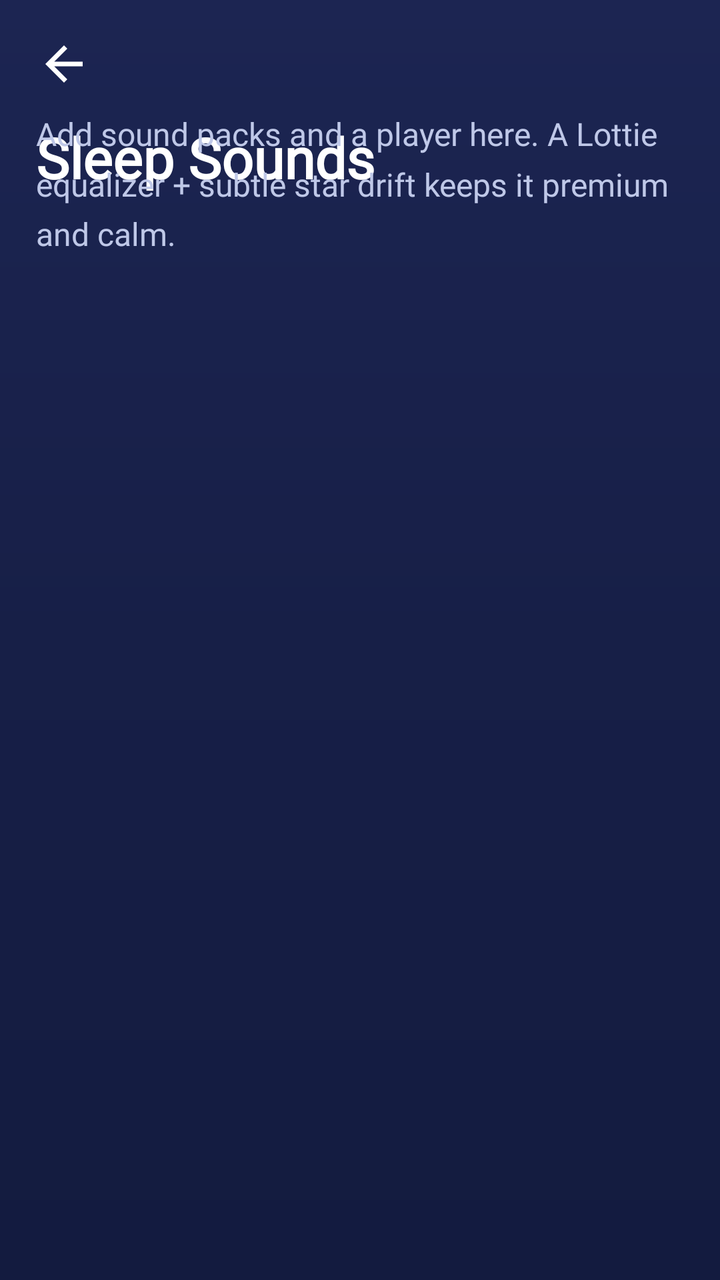
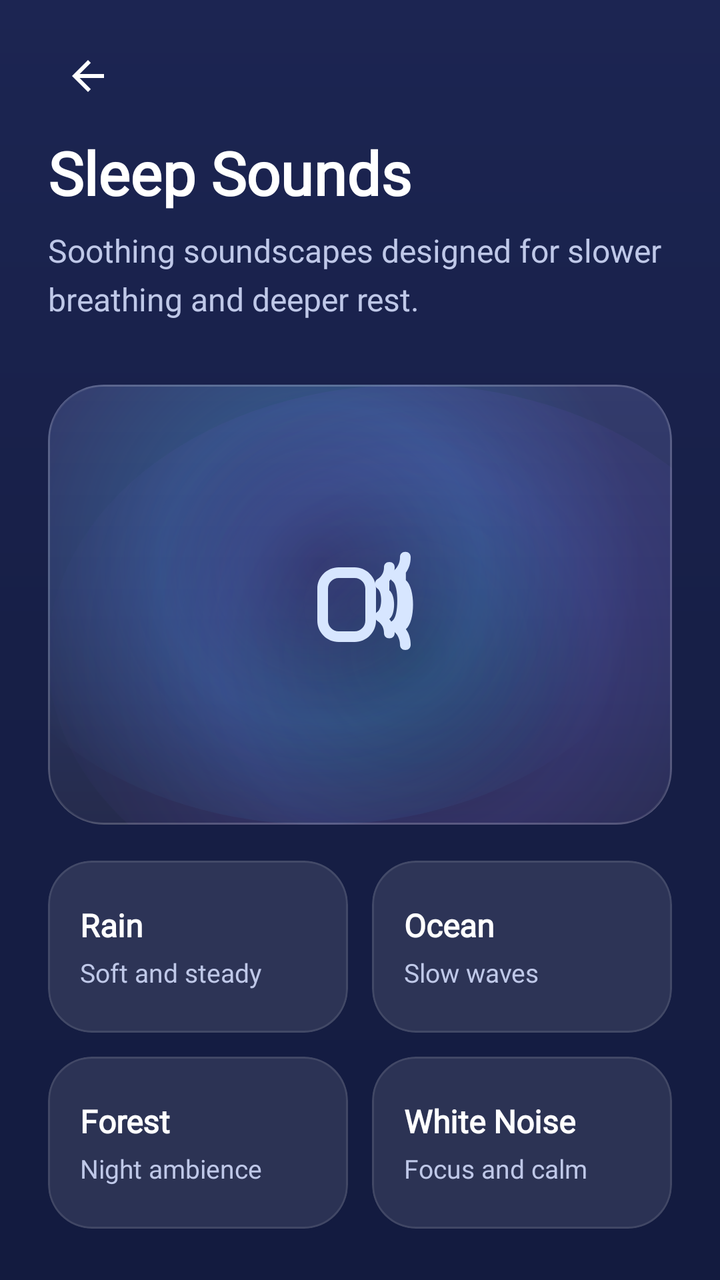

The first picture is an Android layout as it rendered before a commit; the second is the same layout after the commit. The layout source and the unified diff follow.
<!-- AndroidManifest.xml: activity theme Theme.LucidDreams.Patterns -->
<!-- res/layout/activity_sleep_sounds.xml -->
<?xml version="1.0" encoding="utf-8"?>
<androidx.constraintlayout.widget.ConstraintLayout xmlns:android="http://schemas.android.com/apk/res/android"
    xmlns:app="http://schemas.android.com/apk/res-auto"
    android:id="@+id/simple_root"
    android:layout_width="match_parent"
    android:layout_height="match_parent"
    android:background="@drawable/bg_main_gradient">

    <ImageView
        android:id="@+id/simple_back"
        android:layout_width="28dp"
        android:layout_height="28dp"
        android:layout_marginStart="18dp"
        android:layout_marginTop="18dp"
        android:src="@drawable/ic_back"
        android:contentDescription="Back"
        app:tint="@color/text_primary"
        app:layout_constraintStart_toStartOf="parent"
        app:layout_constraintTop_toTopOf="parent" />

    <TextView
        android:layout_width="0dp"
        android:layout_height="wrap_content"
        android:layout_marginTop="14dp"
        android:layout_marginStart="18dp"
        android:layout_marginEnd="18dp"
        android:text="Sleep Sounds"
        android:textColor="@color/text_primary"
        android:textSize="28sp"
        android:textStyle="bold"
        android:fontFamily="@font/poppins"
        app:layout_constraintTop_toBottomOf="@id/simple_back"
        app:layout_constraintStart_toStartOf="parent"
        app:layout_constraintEnd_toEndOf="parent" />

    <TextView
        android:layout_width="0dp"
        android:layout_height="wrap_content"
        android:layout_marginTop="10dp"
        android:layout_marginStart="18dp"
        android:layout_marginEnd="18dp"
        android:text="Add sound packs and a player here. A Lottie equalizer + subtle star drift keeps it premium and calm."
        android:textColor="@color/text_secondary"
        android:textSize="16sp"
        android:fontFamily="@font/poppins"
        android:lineSpacingMultiplier="1.3"
        app:layout_constraintTop_toBottomOf="@id/simple_back"
        app:layout_constraintStart_toStartOf="parent"
        app:layout_constraintEnd_toEndOf="parent"
        app:layout_constraintVertical_bias="0.18" />

</androidx.constraintlayout.widget.ConstraintLayout>
<!-- resources referenced by this layout -->
<resources>
  <color name="text_primary">#FFFFFF</color>
  <color name="text_secondary">#BFC8E8</color>
  <color name="gradient_top">#1C2552</color>
  <color name="gradient_mid">#171F47</color>
  <color name="gradient_bottom">#131B3F</color>
  <style name="Base.Theme.LucidDreams" parent="Theme.Material3.DayNight.NoActionBar">
          
          
      </style>
  <style name="CustomDatePickerCancelButton" parent="Widget.Material3.Button.TextButton">
          <item name="android:textColor">#C5CAE9</item>
      </style>
  <style name="CustomCalendarDay" parent="Widget.Material3.MaterialCalendar.Day">
          <item name="itemTextColor">#C5CAE9</item>
      </style>
  <!-- unchanged entries left out for length: 9 -->
</resources>

<!-- the commit's change to res/layout/activity_sleep_sounds.xml (unified diff, before → after) -->
@@ -6,47 +6,273 @@
     android:layout_height="match_parent"
     android:background="@drawable/bg_main_gradient">
 
-    <ImageView
-        android:id="@+id/simple_back"
-        android:layout_width="28dp"
-        android:layout_height="28dp"
-        android:layout_marginStart="18dp"
-        android:layout_marginTop="18dp"
-        android:src="@drawable/ic_back"
-        android:contentDescription="Back"
-        app:tint="@color/text_primary"
+    <androidx.core.widget.NestedScrollView
+        android:id="@+id/scroll"
+        android:layout_width="0dp"
+        android:layout_height="0dp"
+        android:fillViewport="true"
+        android:overScrollMode="never"
+        android:scrollbars="none"
+        app:layout_constraintTop_toTopOf="parent"
+        app:layout_constraintBottom_toBottomOf="parent"
         app:layout_constraintStart_toStartOf="parent"
-        app:layout_constraintTop_toTopOf="parent" />
-
-    <TextView
-        android:layout_width="0dp"
-        android:layout_height="wrap_content"
-        android:layout_marginTop="14dp"
-        android:layout_marginStart="18dp"
-        android:layout_marginEnd="18dp"
-        android:text="Sleep Sounds"
-        android:textColor="@color/text_primary"
-        android:textSize="28sp"
-        android:textStyle="bold"
-        android:fontFamily="@font/poppins"
-        app:layout_constraintTop_toBottomOf="@id/simple_back"
-        app:layout_constraintStart_toStartOf="parent"
-        app:layout_constraintEnd_toEndOf="parent" />
-
-    <TextView
-        android:layout_width="0dp"
-        android:layout_height="wrap_content"
-        android:layout_marginTop="10dp"
-        android:layout_marginStart="18dp"
-        android:layout_marginEnd="18dp"
-        android:text="Add sound packs and a player here. A Lottie equalizer + subtle star drift keeps it premium and calm."
-        android:textColor="@color/text_secondary"
-        android:textSize="16sp"
-        android:fontFamily="@font/poppins"
-        android:lineSpacingMultiplier="1.3"
-        app:layout_constraintTop_toBottomOf="@id/simple_back"
-        app:layout_constraintStart_toStartOf="parent"
-        app:layout_constraintEnd_toEndOf="parent"
-        app:layout_constraintVertical_bias="0.18" />
+        app:layout_constraintEnd_toEndOf="parent">
+
+        <LinearLayout
+            android:layout_width="match_parent"
+            android:layout_height="wrap_content"
+            android:orientation="vertical"
+            android:paddingStart="24dp"
+            android:paddingEnd="24dp"
+            android:paddingTop="10dp"
+            android:paddingBottom="28dp">
+
+            <LinearLayout
+                android:layout_width="match_parent"
+                android:layout_height="56dp"
+                android:gravity="center_vertical"
+                android:orientation="horizontal">
+
+                <ImageView
+                    android:id="@+id/simple_back"
+                    android:layout_width="40dp"
+                    android:layout_height="40dp"
+                    android:padding="8dp"
+                    android:src="@drawable/ic_back"
+                    android:contentDescription="Back"
+                    android:background="?attr/selectableItemBackgroundBorderless"
+                    app:tint="@color/text_primary" />
+            </LinearLayout>
+
+            <TextView
+                android:id="@+id/title"
+                android:layout_width="match_parent"
+                android:layout_height="wrap_content"
+                android:text="Sleep Sounds"
+                android:textColor="@color/text_primary"
+                android:textSize="30sp"
+                android:textStyle="bold"
+                android:fontFamily="@font/poppins" />
+
+            <TextView
+                android:id="@+id/subtitle"
+                android:layout_width="match_parent"
+                android:layout_height="wrap_content"
+                android:layout_marginTop="8dp"
+                android:text="Soothing soundscapes designed for slower breathing and deeper rest."
+                android:textColor="@color/text_secondary"
+                android:textSize="16sp"
+                android:fontFamily="@font/poppins"
+                android:lineSpacingMultiplier="1.25" />
+
+            <com.google.android.material.card.MaterialCardView
+                android:layout_width="match_parent"
+                android:layout_height="220dp"
+                android:layout_marginTop="32dp"
+                app:cardCornerRadius="28dp"
+                app:cardElevation="0dp"
+                app:cardBackgroundColor="@android:color/transparent"
+                app:strokeColor="#1AFFFFFF"
+                app:strokeWidth="1dp">
+
+                <FrameLayout
+                    android:layout_width="match_parent"
+                    android:layout_height="match_parent"
+                    android:background="@drawable/bg_calm_actions_panel">
+
+                    <View
+                        android:layout_width="220dp"
+                        android:layout_height="220dp"
+                        android:layout_gravity="center"
+                        android:alpha="0.26"
+                        android:background="@drawable/bg_calm_particle_cyan" />
+
+                    <ImageView
+                        android:layout_width="64dp"
+                        android:layout_height="64dp"
+                        android:layout_gravity="center"
+                        android:src="@drawable/ic_sleep_sounds"
+                        app:tint="#D7E6FF"
+                        android:contentDescription="Sleep sounds animation placeholder" />
+                </FrameLayout>
+            </com.google.android.material.card.MaterialCardView>
+
+            
+            <LinearLayout
+                android:layout_width="match_parent"
+                android:layout_height="wrap_content"
+                android:layout_marginTop="18dp"
+                android:orientation="vertical">
+
+                <LinearLayout
+                    android:layout_width="match_parent"
+                    android:layout_height="wrap_content"
+                    android:orientation="horizontal">
+
+                    <com.google.android.material.card.MaterialCardView
+                        android:layout_width="0dp"
+                        android:layout_height="86dp"
+                        android:layout_weight="1"
+                        app:cardCornerRadius="22dp"
+                        app:cardElevation="0dp"
+                        app:cardBackgroundColor="#1AFFFFFF"
+                        app:strokeColor="#1AFFFFFF"
+                        app:strokeWidth="1dp">
+                        <LinearLayout
+                            android:layout_width="match_parent"
+                            android:layout_height="match_parent"
+                            android:orientation="vertical"
+                            android:gravity="center_vertical"
+                            android:padding="16dp">
+                            <TextView
+                                android:layout_width="wrap_content"
+                                android:layout_height="wrap_content"
+                                android:text="Rain"
+                                android:textColor="@color/text_primary"
+                                android:textSize="16sp"
+                                android:textStyle="bold"
+                                android:fontFamily="@font/poppins" />
+                            <TextView
+                                android:layout_width="wrap_content"
+                                android:layout_height="wrap_content"
+                                android:layout_marginTop="4dp"
+                                android:text="Soft and steady"
+                                android:textColor="@color/text_secondary"
+                                android:textSize="13sp"
+                                android:fontFamily="@font/poppins" />
+                        </LinearLayout>
+                    </com.google.android.material.card.MaterialCardView>
+
+                    <com.google.android.material.card.MaterialCardView
+                        android:layout_width="0dp"
+                        android:layout_height="86dp"
+                        android:layout_weight="1"
+                        android:layout_marginStart="12dp"
+                        app:cardCornerRadius="22dp"
+                        app:cardElevation="0dp"
+                        app:cardBackgroundColor="#1AFFFFFF"
+                        app:strokeColor="#1AFFFFFF"
+                        app:strokeWidth="1dp">
+                        <LinearLayout
+                            android:layout_width="match_parent"
+                            android:layout_height="match_parent"
+                            android:orientation="vertical"
+                            android:gravity="center_vertical"
+                            android:padding="16dp">
+                            <TextView
+                                android:layout_width="wrap_content"
+                                android:layout_height="wrap_content"
+                                android:text="Ocean"
+                                android:textColor="@color/text_primary"
+                                android:textSize="16sp"
+                                android:textStyle="bold"
+                                android:fontFamily="@font/poppins" />
+                            <TextView
+                                android:layout_width="wrap_content"
+                                android:layout_height="wrap_content"
+                                android:layout_marginTop="4dp"
+                                android:text="Slow waves"
+                                android:textColor="@color/text_secondary"
+                                android:textSize="13sp"
+                                android:fontFamily="@font/poppins" />
+                        </LinearLayout>
+                    </com.google.android.material.card.MaterialCardView>
+                </LinearLayout>
+
+                <LinearLayout
+                    android:layout_width="match_parent"
+                    android:layout_height="wrap_content"
+                    android:layout_marginTop="12dp"
+                    android:orientation="horizontal">
+
+                    <com.google.android.material.card.MaterialCardView
+                        android:layout_width="0dp"
+                        android:layout_height="86dp"
+                        android:layout_weight="1"
+                        app:cardCornerRadius="22dp"
+                        app:cardElevation="0dp"
+                        app:cardBackgroundColor="#1AFFFFFF"
+                        app:strokeColor="#1AFFFFFF"
+                        app:strokeWidth="1dp">
+                        <LinearLayout
+                            android:layout_width="match_parent"
+                            android:layout_height="match_parent"
+                            android:orientation="vertical"
+                            android:gravity="center_vertical"
+                            android:padding="16dp">
+                            <TextView
+                                android:layout_width="wrap_content"
+                                android:layout_height="wrap_content"
+                                android:text="Forest"
+                                android:textColor="@color/text_primary"
+                                android:textSize="16sp"
+                                android:textStyle="bold"
+                                android:fontFamily="@font/poppins" />
+                            <TextView
+                                android:layout_width="wrap_content"
+                                android:layout_height="wrap_content"
+                                android:layout_marginTop="4dp"
+                                android:text="Night ambience"
+                                android:textColor="@color/text_secondary"
+                                android:textSize="13sp"
+                                android:fontFamily="@font/poppins" />
+                        </LinearLayout>
+                    </com.google.android.material.card.MaterialCardView>
+
+                    <com.google.android.material.card.MaterialCardView
+                        android:layout_width="0dp"
+                        android:layout_height="86dp"
+                        android:layout_weight="1"
+                        android:layout_marginStart="12dp"
+                        app:cardCornerRadius="22dp"
+                        app:cardElevation="0dp"
+                        app:cardBackgroundColor="#1AFFFFFF"
+                        app:strokeColor="#1AFFFFFF"
+                        app:strokeWidth="1dp">
+                        <LinearLayout
+                            android:layout_width="match_parent"
+                            android:layout_height="match_parent"
+                            android:orientation="vertical"
+                            android:gravity="center_vertical"
+                            android:padding="16dp">
+                            <TextView
+                                android:layout_width="wrap_content"
+                                android:layout_height="wrap_content"
+                                android:text="White Noise"
+                                android:textColor="@color/text_primary"
+                                android:textSize="16sp"
+                                android:textStyle="bold"
+                                android:fontFamily="@font/poppins" />
+                            <TextView
+                                android:layout_width="wrap_content"
+                                android:layout_height="wrap_content"
+                                android:layout_marginTop="4dp"
+                                android:text="Focus and calm"
+                                android:textColor="@color/text_secondary"
+                                android:textSize="13sp"
+                                android:fontFamily="@font/poppins" />
+                        </LinearLayout>
+                    </com.google.android.material.card.MaterialCardView>
+                </LinearLayout>
+            </LinearLayout>
+
+            <com.google.android.material.button.MaterialButton
+                android:id="@+id/btnPlay"
+                style="@style/Widget.Material3.Button"
+                android:layout_width="match_parent"
+                android:layout_height="58dp"
+                android:layout_marginTop="22dp"
+                android:text="Play Soundscape"
+                android:textSize="16sp"
+                android:textStyle="bold"
+                android:fontFamily="@font/poppins"
+                android:textColor="@color/text_primary"
+                app:cornerRadius="18dp"
+                app:backgroundTint="#2A3567"
+                app:strokeColor="#39C6FF"
+                app:strokeWidth="1dp" />
+
+        </LinearLayout>
+    </androidx.core.widget.NestedScrollView>
 
 </androidx.constraintlayout.widget.ConstraintLayout>
<!-- resource entries referenced after the edit -->
@@ -2,6 +2,88 @@
 <resources>
   <color name="text_primary">#FFFFFF</color>
   <color name="text_secondary">#BFC8E8</color>
+  <!-- drawable bg_calm_actions_panel (drawable) -->
+  <?xml version="1.0" encoding="utf-8"?>
+  <layer-list xmlns:android="http://schemas.android.com/apk/res/android">
+  
+      
+      <item>
+          <shape android:shape="rectangle">
+              <gradient
+                  android:angle="270"
+                  android:startColor="#232C61"
+                  android:centerColor="#1C2556"
+                  android:endColor="#141B3F"
+                  android:type="linear" />
+              <corners android:radius="26dp" />
+          </shape>
+      </item>
+  
+      
+      <item>
+          <shape android:shape="rectangle">
+              <solid android:color="#12FFFFFF" />
+              <corners android:radius="26dp" />
+          </shape>
+      </item>
+  
+      
+      <item android:left="-40dp" android:top="-40dp">
+          <shape android:shape="oval">
+              <gradient
+                  android:type="radial"
+                  android:gradientRadius="160dp"
+                  android:centerColor="#2A39C6FF"
+                  android:endColor="#00FFFFFF" />
+          </shape>
+      </item>
+  
+      <item android:right="-50dp" android:bottom="-50dp">
+          <shape android:shape="oval">
+              <gradient
+                  android:type="radial"
+                  android:gradientRadius="190dp"
+                  android:centerColor="#228B5CFF"
+                  android:endColor="#00FFFFFF" />
+          </shape>
+      </item>
+  
+      
+      <item>
+          <shape android:shape="rectangle">
+              <solid android:color="#00000000" />
+              <corners android:radius="26dp" />
+              <stroke android:width="1dp" android:color="#1AFFFFFF" />
+          </shape>
+      </item>
+  
+  </layer-list>
+  <!-- drawable bg_calm_particle_cyan (drawable) -->
+  <?xml version="1.0" encoding="utf-8"?>
+  <shape xmlns:android="http://schemas.android.com/apk/res/android" android:shape="oval">
+      <gradient
+          android:type="radial"
+          android:gradientRadius="120dp"
+          android:centerColor="#2A39C6FF"
+          android:endColor="#00000000" />
+  </shape>
+  <!-- drawable ic_sleep_sounds (drawable) -->
+  <?xml version="1.0" encoding="utf-8"?>
+  <vector xmlns:android="http://schemas.android.com/apk/res/android"
+      android:width="24dp"
+      android:height="24dp"
+      android:viewportWidth="24"
+      android:viewportHeight="24">
+      <path
+          android:fillColor="#FFFFFF"
+          android:pathData="M4,9c0,-2.2 1.8,-4 4,-4h3c2.2,0 4,1.8 4,4v6c0,2.2 -1.8,4 -4,4H8c-2.2,0 -4,-1.8 -4,-4V9zM8,7c-1.1,0 -2,0.9 -2,2v6c0,1.1 0.9,2 2,2h3c1.1,0 2,-0.9 2,-2V9c0,-1.1 -0.9,-2 -2,-2H8z"/>
+      <path
+          android:fillColor="#FFFFFF"
+          android:pathData="M17.5,9.3c1.2,0.9 1.2,4.5 0,5.4 0.6,0.7 1,1.6 1,2.6 0,0.6 -0.4,1 -1,1s-1,-0.4 -1,-1c0,-0.9 -0.4,-1.7 -1.2,-2.2 -0.3,-0.2 -0.5,-0.5 -0.5,-0.9s0.2,-0.7 0.5,-0.9c0.9,-0.6 0.9,-3.7 0,-4.3 -0.3,-0.2 -0.5,-0.5 -0.5,-0.9s0.2,-0.7 0.5,-0.9c0.8,-0.5 1.2,-1.3 1.2,-2.2 0,-0.6 0.4,-1 1,-1s1,0.4 1,1c0,1 -0.4,1.9 -1,2.6z"/>
+      <path
+          android:fillColor="#FFFFFF"
+          android:pathData="M20.6,7.4c1.8,1.5 1.8,7.7 0,9.2 0.6,0.8 0.9,1.8 0.9,2.9 0,0.6 -0.4,1 -1,1s-1,-0.4 -1,-1c0,-1.1 -0.5,-2.1 -1.4,-2.7 -0.3,-0.2 -0.5,-0.5 -0.5,-0.9s0.2,-0.7 0.5,-0.9c1.2,-0.8 1.2,-6.6 0,-7.4 -0.3,-0.2 -0.5,-0.5 -0.5,-0.9s0.2,-0.7 0.5,-0.9c0.9,-0.6 1.4,-1.6 1.4,-2.7 0,-0.6 0.4,-1 1,-1s1,0.4 1,1c0,1.1 -0.3,2.1 -0.9,2.9z"/>
+  </vector>
   <color name="gradient_top">#1C2552</color>
   <color name="gradient_mid">#171F47</color>
   <color name="gradient_bottom">#131B3F</color>
